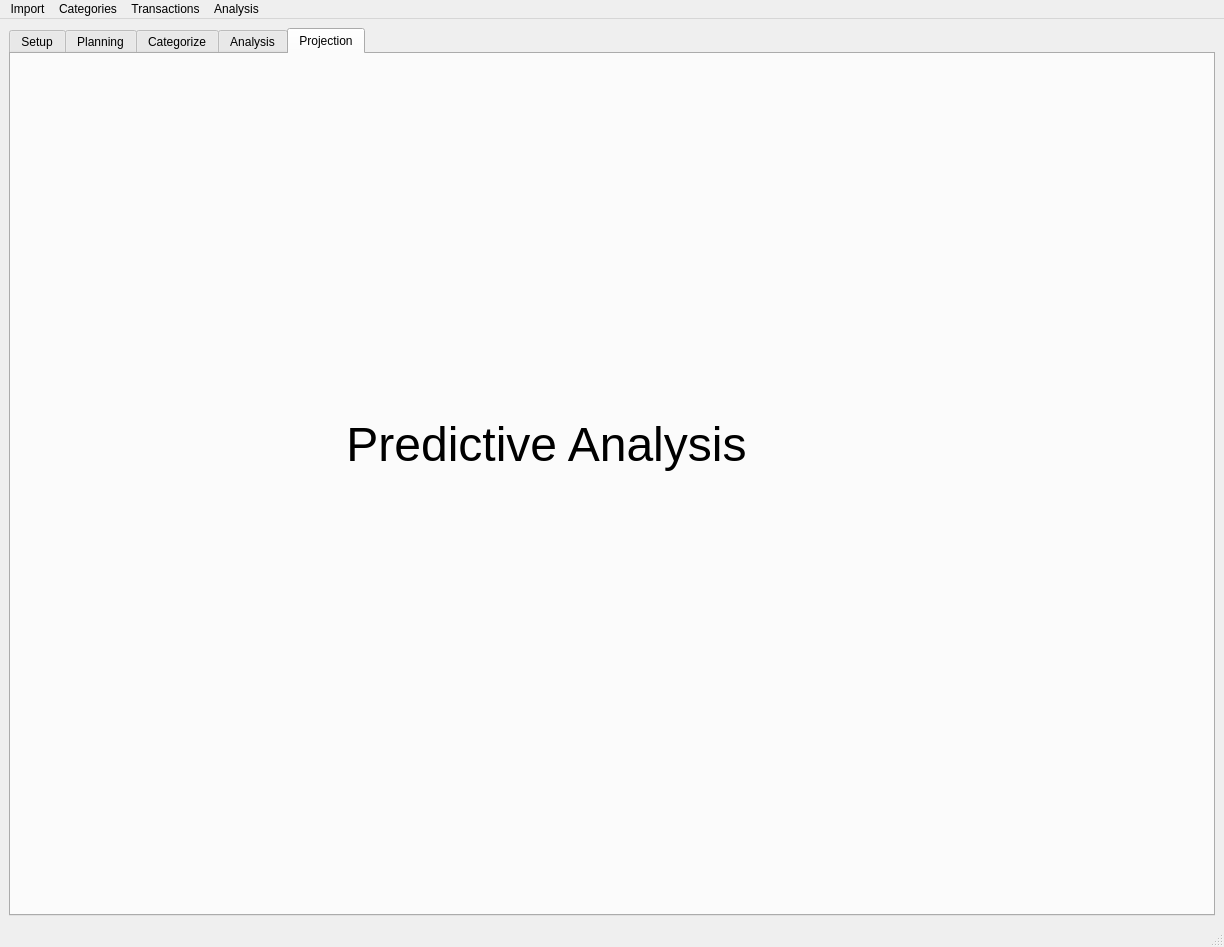
Above: realwindow.ui from robscott1/TransactionSorter before the change. Below: the same form after it.
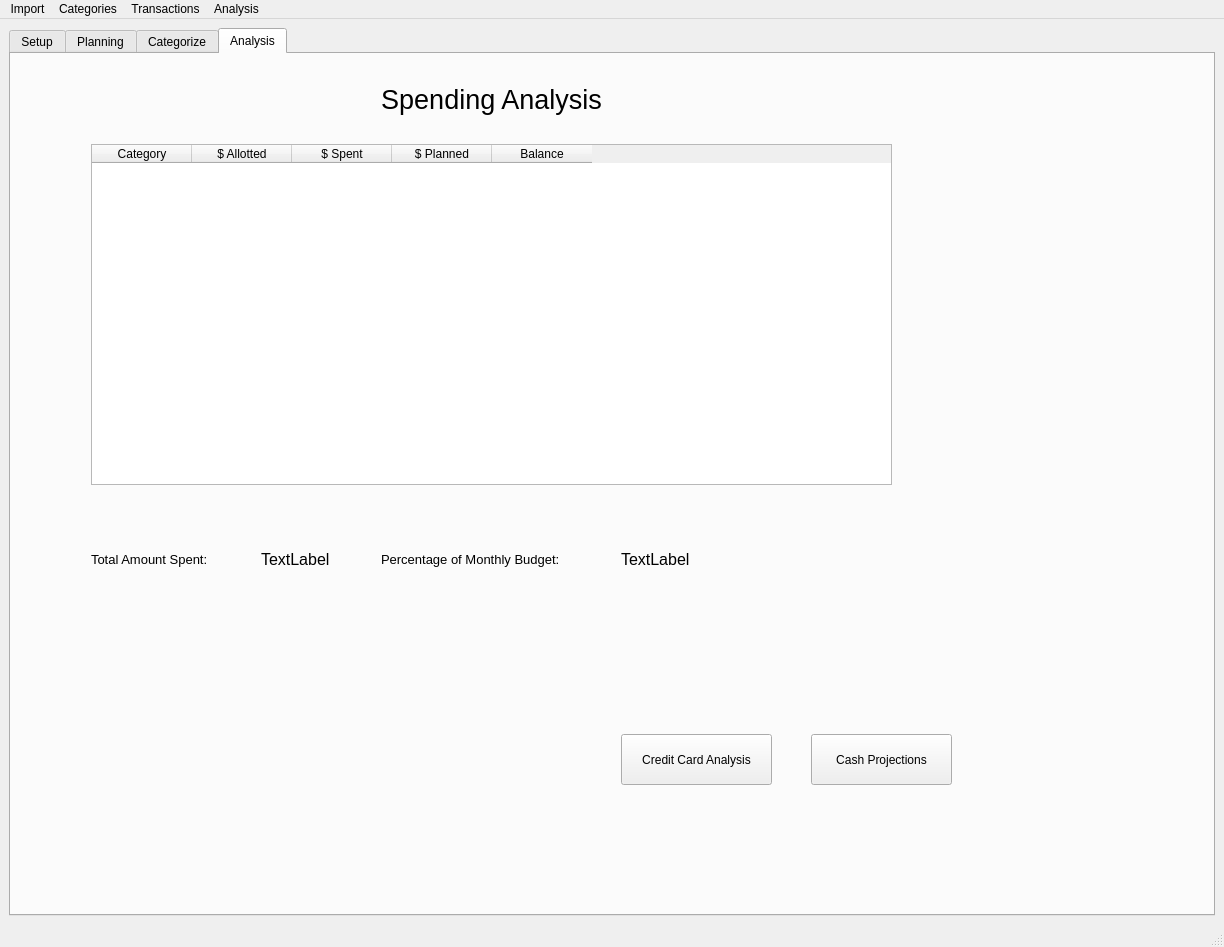
That is the form after the change.

Commit message: Projection window now opens through analysis tab. Next step is to gather the data to plot/project checking acc balance in a structurally sound way

Diff of the .ui file:
```diff
--- a/realwindow.ui
+++ b/realwindow.ui
@@ -24,7 +24,7 @@
        <string/>
       </property>
       <property name="currentIndex">
-       <number>4</number>
+       <number>3</number>
       </property>
       <widget class="QWidget" name="Setup">
        <attribute name="title">
@@ -875,50 +875,28 @@
        <widget class="QPushButton" name="plotWindow">
         <property name="geometry">
          <rect>
-          <x>730</x>
-          <y>470</y>
+          <x>610</x>
+          <y>680</y>
           <width>151</width>
           <height>51</height>
          </rect>
         </property>
         <property name="text">
-         <string>Open Visuals Menu</string>
+         <string>Credit Card Analysis</string>
         </property>
        </widget>
-      </widget>
-      <widget class="QWidget" name="Projection">
-       <attribute name="title">
-        <string>Projection</string>
-       </attribute>
-       <widget class="QWidget" name="verticalLayoutWidget_3">
+       <widget class="QPushButton" name="cashProjectionsBtn">
         <property name="geometry">
          <rect>
-          <x>40</x>
-          <y>50</y>
-          <width>991</width>
-          <height>681</height>
+          <x>800</x>
+          <y>680</y>
+          <width>141</width>
+          <height>51</height>
          </rect>
         </property>
-        <layout class="QVBoxLayout" name="projectionLayout">
-         <item>
-          <widget class="QLabel" name="label_7">
-           <property name="font">
-            <font>
-             <pointsize>36</pointsize>
-            </font>
-           </property>
-           <property name="text">
-            <string>Predictive Analysis</string>
-           </property>
-           <property name="textFormat">
-            <enum>Qt::PlainText</enum>
-           </property>
-           <property name="alignment">
-            <set>Qt::AlignCenter</set>
-           </property>
-          </widget>
-         </item>
-        </layout>
+        <property name="text">
+         <string>Cash Projections</string>
+        </property>
        </widget>
       </widget>
      </widget>
```
The commit also changes 3 other files.
